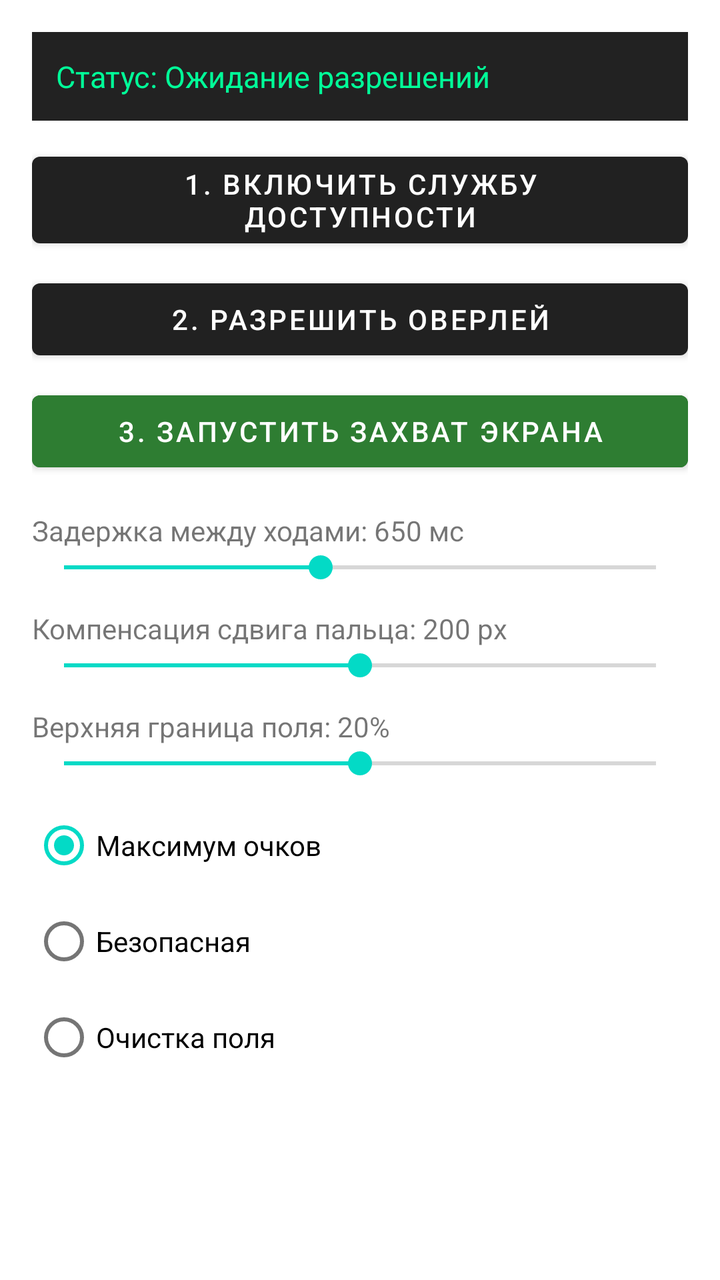
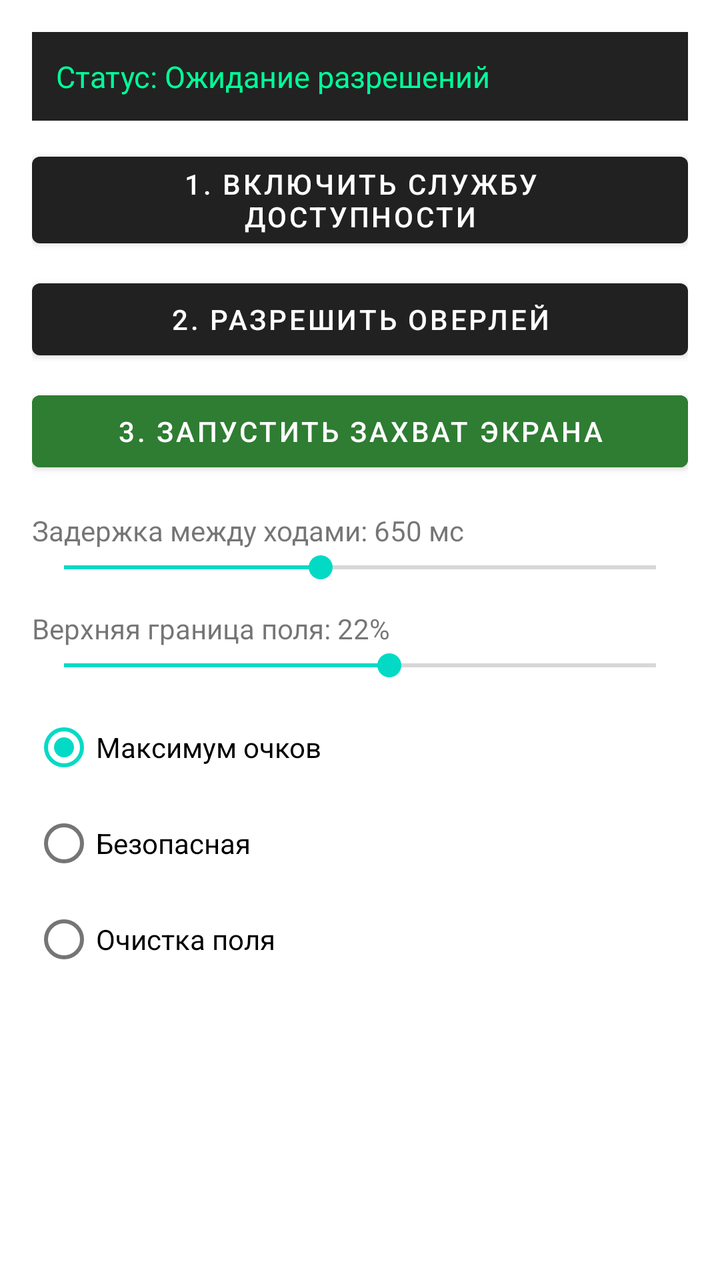

Two renders of the same Android screen: before a commit and after it. Below are the layout's source before the change and the commit's diff.
<!-- AndroidManifest.xml: application theme Theme.MaterialComponents.DayNight.DarkActionBar -->
<!-- res/layout/activity_main.xml -->
<?xml version="1.0" encoding="utf-8"?>
<ScrollView xmlns:android="http://schemas.android.com/apk/res/android"
    android:layout_width="match_parent" android:layout_height="match_parent" android:padding="16dp">
    <LinearLayout android:layout_width="match_parent" android:layout_height="wrap_content" android:orientation="vertical">
        <TextView android:id="@+id/tvStatus" android:layout_width="match_parent" android:layout_height="wrap_content" android:background="#222222" android:padding="12dp" android:text="Статус: Ожидание разрешений" android:textColor="#00FF99" android:textSize="15sp" />
        <Button android:id="@+id/btnAccessibility" android:layout_width="match_parent" android:layout_height="wrap_content" android:layout_marginTop="12dp" android:text="1. Включить службу доступности" />
        <Button android:id="@+id/btnOverlay" android:layout_width="match_parent" android:layout_height="wrap_content" android:layout_marginTop="8dp" android:text="2. Разрешить оверлей" />
        <Button android:id="@+id/btnStartService" android:layout_width="match_parent" android:layout_height="wrap_content" android:layout_marginTop="8dp" android:backgroundTint="#2E7D32" android:text="3. Запустить захват экрана" android:textColor="#FFFFFF" />
        <TextView android:id="@+id/tvDelayLabel" android:layout_width="match_parent" android:layout_height="wrap_content" android:layout_marginTop="16dp" android:text="Задержка между ходами: 650 мс" />
        <SeekBar android:id="@+id/sbDelay" android:layout_width="match_parent" android:layout_height="wrap_content" android:max="1500" android:progress="650" />
        <TextView android:id="@+id/tvOffsetLabel" android:layout_width="match_parent" android:layout_height="wrap_content" android:layout_marginTop="12dp" android:text="Компенсация сдвига пальца: 200 px" />
        <SeekBar android:id="@+id/sbDragOffset" android:layout_width="match_parent" android:layout_height="wrap_content" android:max="400" android:progress="200" />
        <TextView android:id="@+id/tvBoardTopLabel" android:layout_width="match_parent" android:layout_height="wrap_content" android:layout_marginTop="12dp" android:text="Верхняя граница поля: 20%" />
        <SeekBar android:id="@+id/sbBoardTop" android:layout_width="match_parent" android:layout_height="wrap_content" android:max="40" android:progress="20" />
        <RadioGroup android:id="@+id/rgStrategy" android:layout_width="match_parent" android:layout_height="wrap_content" android:layout_marginTop="8dp">
            <RadioButton android:id="@+id/rbBalanced" android:layout_width="wrap_content" android:layout_height="wrap_content" android:checked="true" android:text="Максимум очков" />
            <RadioButton android:id="@+id/rbSafe" android:layout_width="wrap_content" android:layout_height="wrap_content" android:text="Безопасная" />
            <RadioButton android:id="@+id/rbClear" android:layout_width="wrap_content" android:layout_height="wrap_content" android:text="Очистка поля" />
        </RadioGroup>
    </LinearLayout>
</ScrollView>
<!-- resources referenced by this layout -->
<resources>

</resources>

<!-- the commit's change to res/layout/activity_main.xml (unified diff, before → after) -->
@@ -8,10 +8,8 @@
         <Button android:id="@+id/btnStartService" android:layout_width="match_parent" android:layout_height="wrap_content" android:layout_marginTop="8dp" android:backgroundTint="#2E7D32" android:text="3. Запустить захват экрана" android:textColor="#FFFFFF" />
         <TextView android:id="@+id/tvDelayLabel" android:layout_width="match_parent" android:layout_height="wrap_content" android:layout_marginTop="16dp" android:text="Задержка между ходами: 650 мс" />
         <SeekBar android:id="@+id/sbDelay" android:layout_width="match_parent" android:layout_height="wrap_content" android:max="1500" android:progress="650" />
-        <TextView android:id="@+id/tvOffsetLabel" android:layout_width="match_parent" android:layout_height="wrap_content" android:layout_marginTop="12dp" android:text="Компенсация сдвига пальца: 200 px" />
-        <SeekBar android:id="@+id/sbDragOffset" android:layout_width="match_parent" android:layout_height="wrap_content" android:max="400" android:progress="200" />
-        <TextView android:id="@+id/tvBoardTopLabel" android:layout_width="match_parent" android:layout_height="wrap_content" android:layout_marginTop="12dp" android:text="Верхняя граница поля: 20%" />
-        <SeekBar android:id="@+id/sbBoardTop" android:layout_width="match_parent" android:layout_height="wrap_content" android:max="40" android:progress="20" />
+        <TextView android:id="@+id/tvBoardTopLabel" android:layout_width="match_parent" android:layout_height="wrap_content" android:layout_marginTop="12dp" android:text="Верхняя граница поля: 22%" />
+        <SeekBar android:id="@+id/sbBoardTop" android:layout_width="match_parent" android:layout_height="wrap_content" android:max="40" android:progress="22" />
         <RadioGroup android:id="@+id/rgStrategy" android:layout_width="match_parent" android:layout_height="wrap_content" android:layout_marginTop="8dp">
             <RadioButton android:id="@+id/rbBalanced" android:layout_width="wrap_content" android:layout_height="wrap_content" android:checked="true" android:text="Максимум очков" />
             <RadioButton android:id="@+id/rbSafe" android:layout_width="wrap_content" android:layout_height="wrap_content" android:text="Безопасная" />
